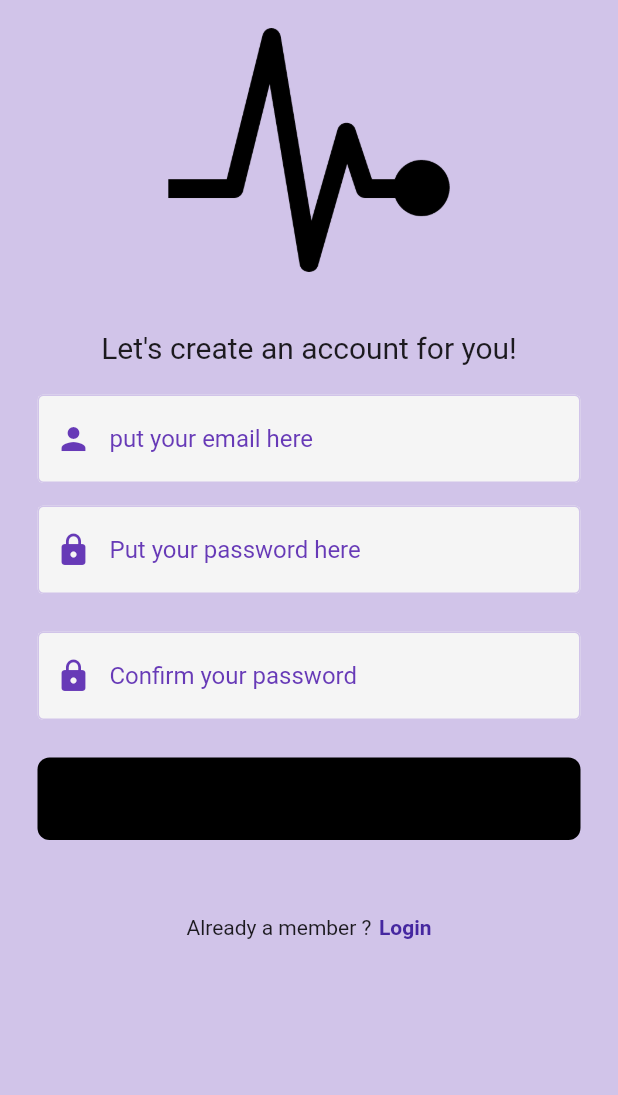
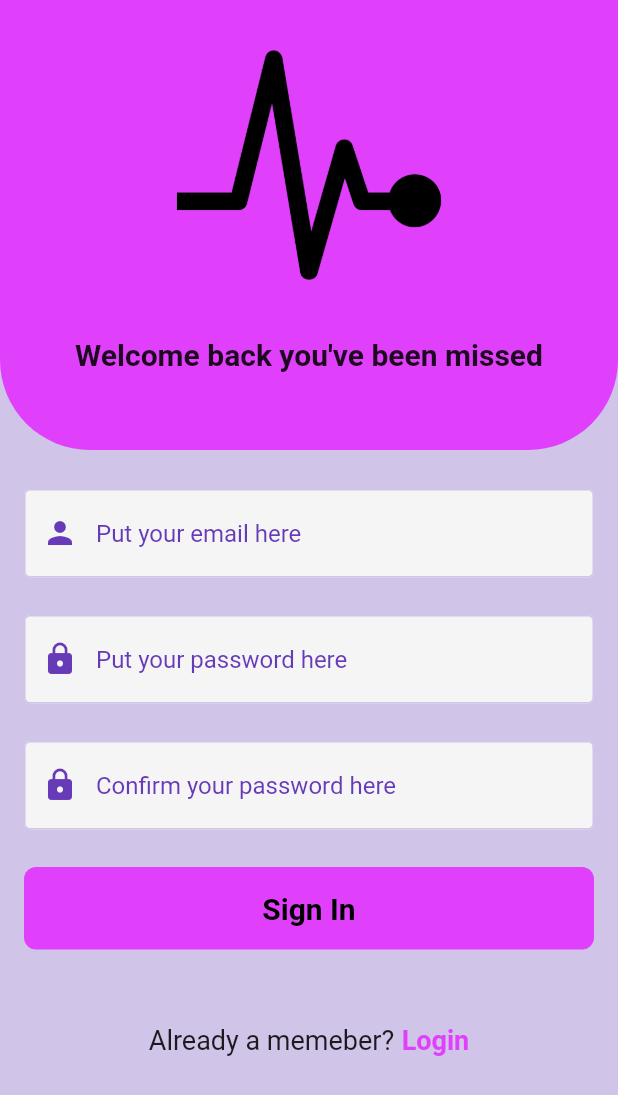
Before and after one commit to padfoot-16/messagingapp, a Flutter app: the screen it shows after launch, after a tap on "Register Now", on a phone screen of 412 x 824 dp. Shown: the top 1095 px of the screen. Run offline on Flutter 3.47's test engine with Material 2 defaults, Android fonts, the phone set to English and light mode, and no system bars; our stand-ins replace firebase_auth, firebase_core; accounts and stored records are empty; network calls fail.

Commit message:
register page ui modified

```diff
--- a/lib/pages/login_page.dart
+++ b/lib/pages/login_page.dart
@@ -31,13 +31,15 @@ class _LoginPageState extends State<LoginPage> {
   @override
   Widget build(BuildContext context) {
     return Scaffold(
+      backgroundColor: Colors.deepPurple[100],
         body: SingleChildScrollView(
       physics: const ClampingScrollPhysics(),
+      child: SafeArea(
         child: Column(
           children: [
             Container(
               width: MediaQuery.of(context).size.width,
-            height: 320,
+              height: 300,
               decoration: const BoxDecoration(
                   color: Colors.purpleAccent,
                   borderRadius: BorderRadius.only(
@@ -50,7 +52,7 @@ class _LoginPageState extends State<LoginPage> {
                       padding: const EdgeInsets.all(16),
                       child: Image.asset("assets/pulse.png")),
                   const SizedBox(
-                  height: 10,
+                    height: 5,
                   ),
                   const Text(
                     "Welcome back you've been missed",
@@ -123,27 +125,26 @@ class _LoginPageState extends State<LoginPage> {
                     Center(
                       child: GestureDetector(
                         child: Container(
-                          width: MediaQuery.of(context).size.width / 5,
-                          height: MediaQuery.of(context).size.width / 5,
+                            height: 70,
                             child: Image.asset("assets/goo.png")),
                       ),
                     ),
                     const SizedBox(
-                    height: 40,
+                      height: 25,
                     ),
                     Row(
                       mainAxisAlignment: MainAxisAlignment.center,
                       children: [
-                      Text(
+                        const Text(
                           "Not a memeber?",
                           style: TextStyle(fontSize: 18),
                         ),
-                      SizedBox(
+                        const SizedBox(
                           width: 5,
                         ),
                         GestureDetector(
                           onTap: widget.onTap,
-                          child: Text(
+                            child: const Text(
                           "Register Now",
                           style: TextStyle(
                               color: Colors.purpleAccent,
@@ -156,6 +157,7 @@ class _LoginPageState extends State<LoginPage> {
                 ))
           ],
         ),
+      ),
     ));
   }
 }
--- a/lib/pages/register_page.dart
+++ b/lib/pages/register_page.dart
@@ -41,83 +41,96 @@ class _RegistrePageState extends State<RegistrePage> {
       body: SingleChildScrollView(
         physics: const ClampingScrollPhysics(),
         child: SafeArea(
-          child: Center(
-            child: Padding(
-              padding: const EdgeInsets.symmetric(horizontal: 25.0),
         child: Column(
-                  mainAxisAlignment: MainAxisAlignment.center,
           children: [
-                    //logo
-                    SizedBox(
-                      height: 200,
-                      child: Image.asset("assets/pulse.png"),
+            Container(
+              width: MediaQuery.of(context).size.width,
+              height: 300,
+              decoration: const BoxDecoration(
+                  color: Colors.purpleAccent,
+                  borderRadius: BorderRadius.only(
+                      bottomLeft: Radius.circular(60),
+                      bottomRight: Radius.circular(60))),
+              child: Column(
+                children: [
+                  Container(
+                      height: 220,
+                      padding: const EdgeInsets.all(16),
+                      child: Image.asset("assets/pulse.png")),
+                  const SizedBox(
+                    height: 5,
+                  ),
+                  const Text(
+                    "Welcome back you've been missed",
+                    style: TextStyle(fontWeight: FontWeight.bold, fontSize: 20),
+                  )
+                ],
+              ),
             ),
             const SizedBox(
-                      height: 20,
+              height: 10,
             ),
-                    //welcome back message
-                    const Text(
-                      "Let's create an account for you!",
-                      style: TextStyle(fontSize: 20),
-                    ),
-                    const SizedBox(
-                      height: 20,
-                    ),
-
-                    //email textfield
+            Container(
+                padding: const EdgeInsets.all(16),
+                child: Column(
+                  children: [
                     MyTextfield(
                         controller: emailcontroller,
-                        icon: Icon(Icons.person),
-                        hinttext: "put your email here ",
-                        obscuretext: false),
-
-                    const SizedBox(
-                      height: 15,
-                    ),
-                    //password textfield
-                    MyTextfield(
-                        controller: passwordcontroller,
-                        icon: Icon(Icons.lock),
-                        hinttext: "Put your password here",
-                        obscuretext: true),
-
+                        hinttext: "Put your email here",
+                        obscuretext: false,
+                        icon: const Icon(Icons.person)),
                     const SizedBox(
                       height: 25,
                     ),
-                    //confirm password textfield
                     MyTextfield(
-                        controller: confirmpasswordcontroller,
-                        icon: Icon(Icons.lock),
-                        hinttext: "Confirm your password",
-                        obscuretext: true),
-
+                        controller: passwordcontroller,
+                        hinttext: "Put your password here",
+                        obscuretext: true,
+                        icon: const Icon(Icons.lock)),
                     const SizedBox(
                       height: 25,
                     ),
-                    //sign in button
-                    MyButton(onTap: signUp, text: "Sign Up",color: Colors.black,),
+                    MyTextfield(
+                        controller: confirmpasswordcontroller,
+                        hinttext: "Confirm your password here",
+                        obscuretext: true,
+                        icon: const Icon(Icons.lock)),
+                    const SizedBox(
+                      height: 25,
+                    ),
+                    MyButton(
+                      onTap: signUp,
+                      text: "Sign In",
+                      color: Colors.purpleAccent,
+                    ),
 
                     const SizedBox(
                       height: 50,
                     ),
-                    //register
-                    Row(mainAxisAlignment: MainAxisAlignment.center, children: [
-                      const Text("Already a member ?"),
+                    Row(
+                      mainAxisAlignment: MainAxisAlignment.center,
+                      children: [
+                        const Text(
+                          "Already a memeber?",
+                          style: TextStyle(fontSize: 18),
+                        ),
                         const SizedBox(
                           width: 5,
                         ),
                         GestureDetector(
                           onTap: widget.onTap,
-                        child: Text(
+                            child: const Text(
                           "Login",
                           style: TextStyle(
+                              color: Colors.purpleAccent,
                               fontWeight: FontWeight.bold,
-                              color: Colors.deepPurple[800]),
-                        ),
+                              fontSize: 18),
+                        ))
+                      ],
                     )
-                    ])
-                  ]),
-            ),
+                  ],
+                ))
+          ],
         ),
         ),
       ),
```
Lines whose indentation alone changed are shown as unchanged.
